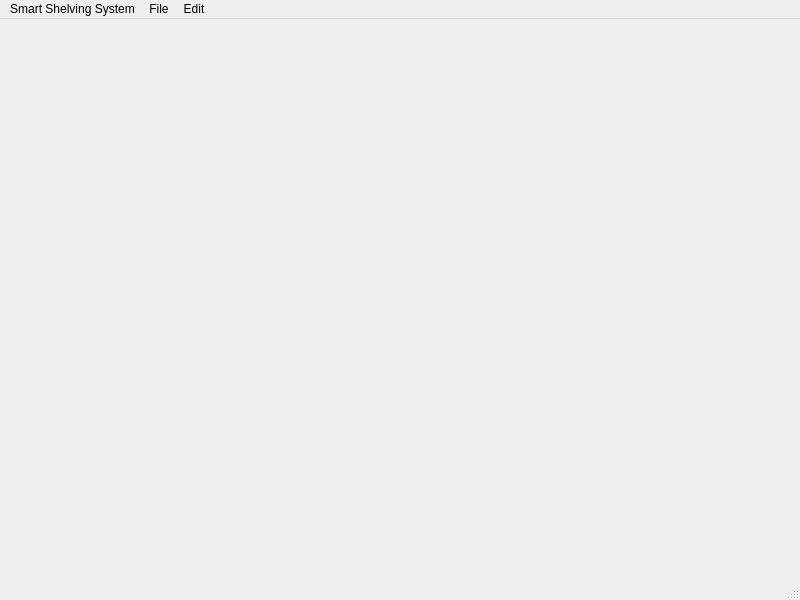
Before: the Qt Designer form management/src/Smart_Shelving_System.ui in nicoshinozaki/Smart-Shelving-System, drawn with Qt 5.
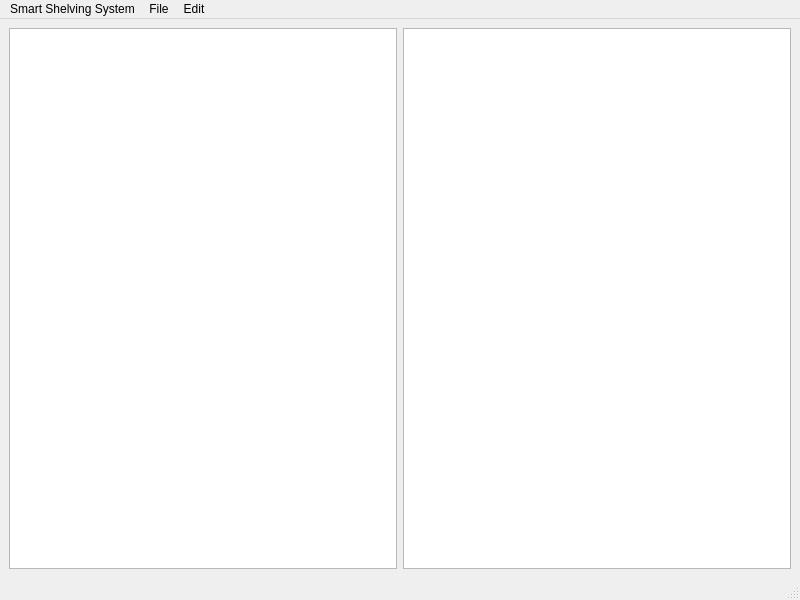
After: the same form once the commit is applied. Icons and pictures are not drawn.

Commit message: Added tables to UI that connect to Google API

What changed in the file:
```diff
--- a/management/src/Smart_Shelving_System.ui
+++ b/management/src/Smart_Shelving_System.ui
@@ -13,7 +13,16 @@
   <property name="windowTitle">
    <string>MainWindow</string>
   </property>
-  <widget class="QWidget" name="centralwidget"/>
+  <widget class="QWidget" name="centralwidget">
+   <layout class="QHBoxLayout" name="horizontalLayout">
+    <item>
+     <widget class="QTableWidget" name="tableWidget"/>
+    </item>
+    <item>
+     <widget class="QTableWidget" name="tableWidget_2"/>
+    </item>
+   </layout>
+  </widget>
   <widget class="QMenuBar" name="menubar">
    <property name="geometry">
     <rect>
```
Left out of the diff: 35 changed lines with no effect on the pictures. The commit also changes 5 other files.
